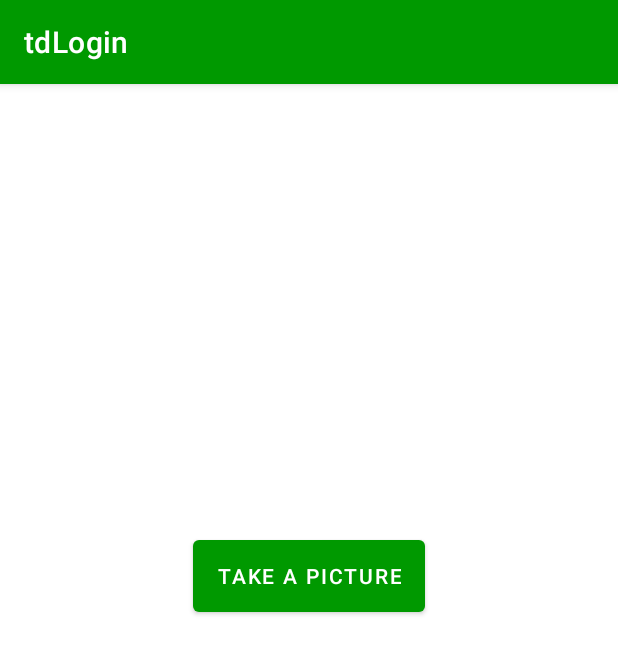
After one commit to AlistairM13/DummyE2EAndroid, an Android app: the CameraFragment screen opened through its navigation route, on a phone screen of 412 x 824 dp. The commit adds this screen. Shown: the top 654 px of the screen. Run offline under Robolectric (Android 15) with nearby library versions, the phone set to English and light mode, and no system bars.

Commit message:
capture photo from camera

```diff
--- a/app/src/main/java/com/alistair/tdlogin/ui/projects/treeinfo/AddTreeInfoFragment.kt
+++ b/app/src/main/java/com/alistair/tdlogin/ui/projects/treeinfo/AddTreeInfoFragment.kt
@@ -31,6 +31,7 @@ class AddTreeInfoFragment : Fragment(), View.OnClickListener {
 
         binding.cardTreeInfo.setOnClickListener(this)
         binding.cardTreeHealth.setOnClickListener(this)
+        binding.cardTreeImage.setOnClickListener(this)
 
     }
 
@@ -38,6 +39,7 @@ class AddTreeInfoFragment : Fragment(), View.OnClickListener {
         when(v!!.id){
             R.id.cardTreeInfo -> navController.navigate(R.id.action_addTreeInfoFragment_to_basicTreeInfoFragment)
             R.id.cardTreeHealth -> navController.navigate(R.id.action_addTreeInfoFragment_to_treeHealthFragment)
+            R.id.cardTreeImage -> navController.navigate(R.id.action_addTreeInfoFragment_to_cameraFragment)
         }
     }
 
--- /dev/null
+++ b/app/src/main/java/com/alistair/tdlogin/ui/projects/treeinfo/CameraFragment.kt
@@ -0,0 +1,77 @@
+package com.alistair.tdlogin.ui.projects.treeinfo
+
+import android.app.Activity
+import android.content.Intent
+import android.graphics.Bitmap
+import android.graphics.BitmapFactory
+import android.os.Bundle
+import android.os.Environment
+import android.provider.MediaStore
+import androidx.fragment.app.Fragment
+import android.view.LayoutInflater
+import android.view.View
+import android.view.ViewGroup
+import android.widget.Toast
+import androidx.core.content.FileProvider
+import androidx.core.view.isGone
+import com.alistair.tdlogin.databinding.FragmentCameraBinding
+import java.io.File
+
+
+private const val FILE_NAME = "photo.jpg"
+private const val REQUEST_CODE = 1
+private lateinit var photoFile: File
+class CameraFragment : Fragment() {
+    private var _binding: FragmentCameraBinding? = null
+
+    private val binding get() = _binding!!
+
+
+    override fun onCreateView(inflater: LayoutInflater, container: ViewGroup?, savedInstanceState: Bundle?, ): View? {
+        _binding = FragmentCameraBinding.inflate(inflater, container, false)
+        return binding.root
+    }
+
+    override fun onViewCreated(view: View, savedInstanceState: Bundle?) {
+        binding.btnGetImage.setOnClickListener {
+            val takePictureIntent = Intent(MediaStore.ACTION_IMAGE_CAPTURE)
+
+            photoFile =  getPhotoFile(FILE_NAME)
+
+            val fileProvider = FileProvider.getUriForFile(requireContext(), "com.alistair.tdlogin.fileprovider", photoFile)
+            takePictureIntent.putExtra(MediaStore.EXTRA_OUTPUT, fileProvider)
+
+            if(takePictureIntent.resolveActivity(requireActivity().packageManager)!=null){
+                startActivityForResult(takePictureIntent, REQUEST_CODE)
+            }else{
+                Toast.makeText(requireContext(), "Unable to open Camera", Toast.LENGTH_SHORT).show();
+            }
+        }
+    }
+
+    private fun getPhotoFile(fileName: String): File {
+        val storageDirectory = requireContext().getExternalFilesDir(Environment.DIRECTORY_PICTURES)
+        return File.createTempFile(fileName, ".jpg", storageDirectory)
+    }
+
+    override fun onActivityResult(requestCode: Int, resultCode: Int, data: Intent?) {
+        if(requestCode == REQUEST_CODE && resultCode == Activity.RESULT_OK){
+            afterImageCaptured()
+            val takenImage = BitmapFactory.decodeFile(photoFile.absolutePath)
+            binding.ivTreeImage.setImageBitmap(takenImage)
+        }else{
+            super.onActivityResult(requestCode, resultCode, data)
+        }
+    }
+
+    private fun afterImageCaptured() {
+        binding.ivTreeImage.isGone = false
+        binding.btnImageCaptured.isGone = false
+
+    }
+
+    override fun onDestroyView() {
+        super.onDestroyView()
+        _binding = null
+    }
+}
--- /dev/null
+++ b/app/src/main/res/layout/fragment_camera.xml
@@ -0,0 +1,50 @@
+<?xml version="1.0" encoding="utf-8"?>
+<androidx.constraintlayout.widget.ConstraintLayout xmlns:android="http://schemas.android.com/apk/res/android"
+    xmlns:app="http://schemas.android.com/apk/res-auto"
+    xmlns:tools="http://schemas.android.com/tools"
+    android:layout_width="match_parent"
+    android:layout_height="match_parent"
+    android:gravity="center"
+    android:orientation="vertical"
+    tools:context=".ui.projects.treeinfo.CameraFragment">
+
+    <Button
+        android:id="@+id/btnGetImage"
+        android:layout_width="wrap_content"
+        android:layout_height="wrap_content"
+        android:insetTop="0dp"
+        android:insetBottom="0dp"
+        android:text="Take a picture"
+        app:layout_constraintBottom_toTopOf="@id/ivTreeImage"
+        android:layout_marginBottom="32dp"
+        app:layout_constraintLeft_toLeftOf="parent"
+        app:layout_constraintRight_toRightOf="parent"
+         />
+
+    <ImageView
+        android:id="@+id/ivTreeImage"
+        android:layout_width="wrap_content"
+        android:layout_height="400dp"
+        android:layout_marginBottom="32dp"
+        android:scaleType="centerCrop"
+        android:visibility="gone"
+        app:layout_constraintBottom_toBottomOf="@id/btnImageCaptured"
+        app:layout_constraintLeft_toLeftOf="parent"
+        app:layout_constraintRight_toRightOf="parent"
+        app:layout_constraintTop_toTopOf="parent"
+        app:layout_constraintVertical_bias="0.5"
+         />
+
+    <Button
+        android:id="@+id/btnImageCaptured"
+        android:layout_width="match_parent"
+        android:layout_height="wrap_content"
+        android:insetTop="0dp"
+        android:insetBottom="0dp"
+        android:text="Done"
+        android:visibility="gone"
+        app:cornerRadius="0dp"
+        app:layout_constraintBottom_toBottomOf="parent"
+        app:layout_constraintLeft_toLeftOf="parent"
+        app:layout_constraintRight_toRightOf="parent" />
+</androidx.constraintlayout.widget.ConstraintLayout>
--- a/app/src/main/res/navigation/tree_info_nav_graph.xml
+++ b/app/src/main/res/navigation/tree_info_nav_graph.xml
@@ -16,6 +16,9 @@
         <action
             android:id="@+id/action_addTreeInfoFragment_to_treeHealthFragment"
             app:destination="@id/treeHealthFragment" />
+        <action
+            android:id="@+id/action_addTreeInfoFragment_to_cameraFragment"
+            app:destination="@id/cameraFragment" />
     </fragment>
     <fragment
         android:id="@+id/basicTreeInfoFragment"
@@ -27,4 +30,9 @@
         android:name="com.alistair.tdlogin.ui.projects.treeinfo.TreeHealthFragment"
         android:label="fragment_tree_health"
         tools:layout="@layout/fragment_tree_health" />
+    <fragment
+        android:id="@+id/cameraFragment"
+        android:name="com.alistair.tdlogin.ui.projects.treeinfo.CameraFragment"
+        android:label="fragment_camera"
+        tools:layout="@layout/fragment_camera" />
 </navigation>
--- /dev/null
+++ b/app/src/main/res/xml/fileprovider.xml
@@ -0,0 +1,6 @@
+<?xml version="1.0" encoding="utf-8"?>
+<paths>
+    <external-files-path
+        name="images"
+        path="Pictures"/>
+</paths>
```
Also changed, not shown: app/src/main/AndroidManifest.xml (+10 -0 lines).
